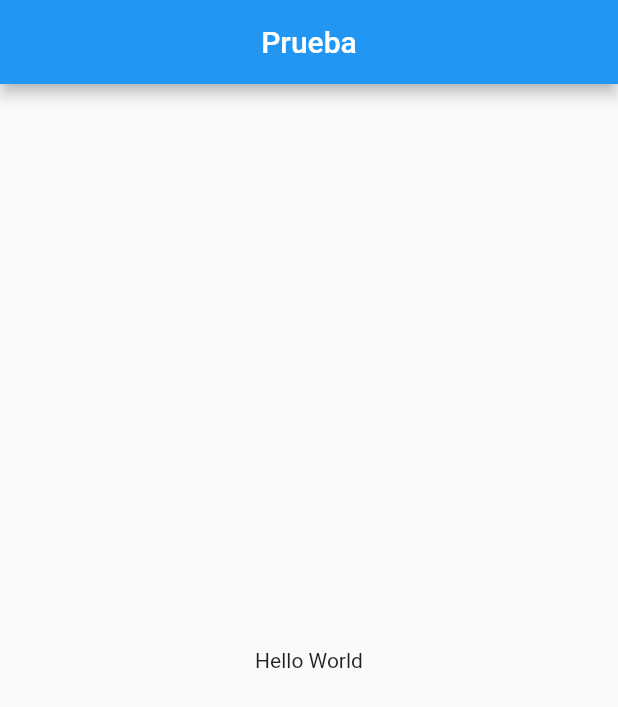
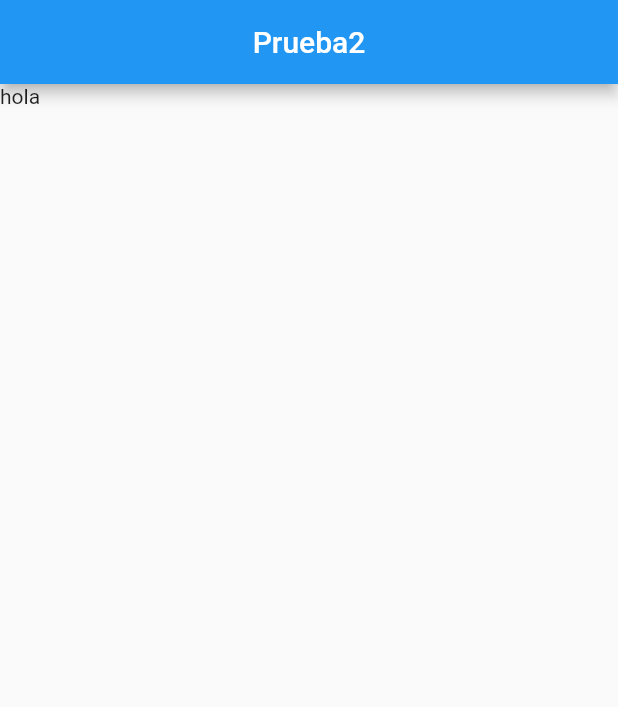
Before and after one commit to PedroCristobal/prueba_perfil, a Flutter app: the screen it shows after launch, on a phone screen of 412 x 824 dp. Shown: the top 707 px of the screen. Run offline on Flutter 3.47's test engine with Material 2 defaults, Android fonts, the phone set to English and light mode, and no system bars.

Commit message:
modificamos desde propietario

```diff
--- a/lib/main.dart
+++ b/lib/main.dart
@@ -1,4 +1,5 @@
 import 'package:flutter/material.dart';
+import 'package:prueba_perfil/pages/principal.dart';
 
 void main() => runApp(const MyApp());
 
@@ -8,14 +9,13 @@ class MyApp extends StatelessWidget {
   @override
   Widget build(BuildContext context) {
     return MaterialApp(
+      debugShowCheckedModeBanner: false,
       title: 'Material App',
       home: Scaffold(
         appBar: AppBar(
-          title: const Center(child: Text('Prueba')),
+          title: const Center(child: Text('Prueba2')),
         ),
-        body: const Center(
-          child: Text('Hello World'),
-        ),
+        body: const Principal(),
       ),
     );
   }
--- /dev/null
+++ b/lib/pages/principal.dart
@@ -0,0 +1,10 @@
+import 'package:flutter/material.dart';
+
+class Principal extends StatelessWidget {
+  const Principal({super.key});
+
+  @override
+  Widget build(BuildContext context) {
+    return Container(child: Text('hola'),);
+  }
+}
```
